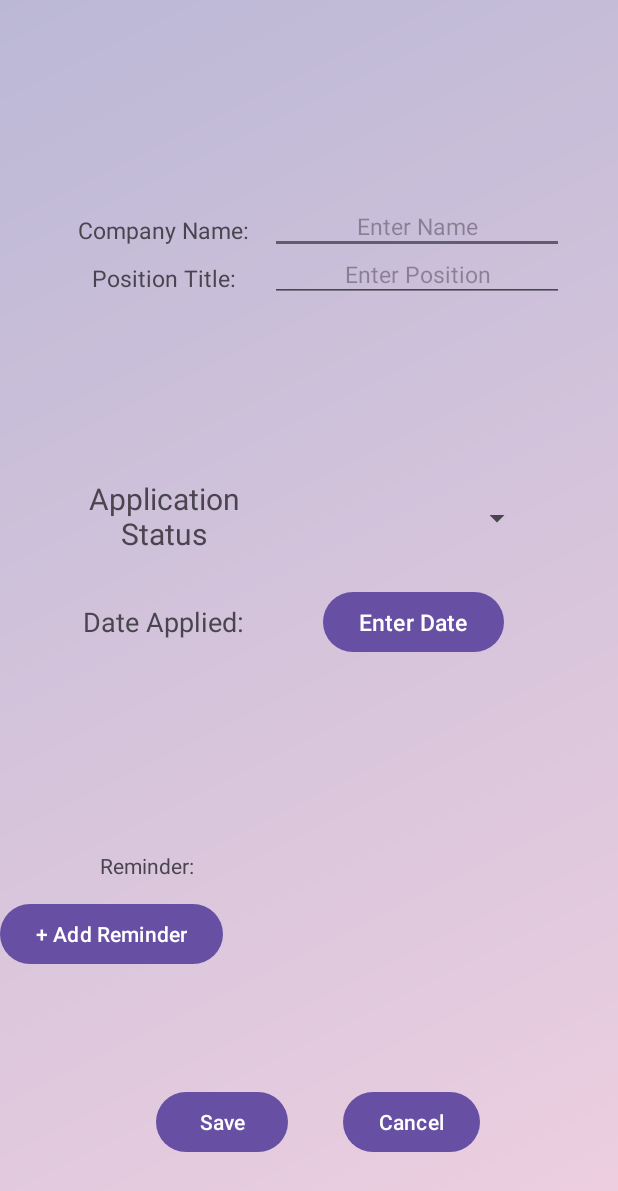
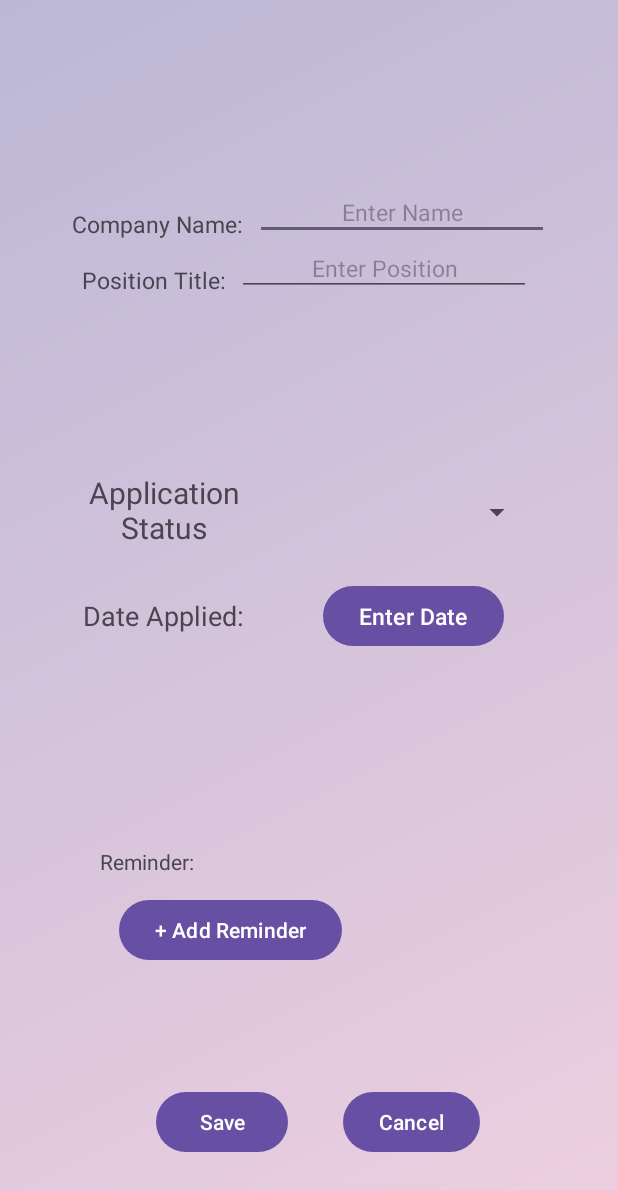
Before and after one commit to leslyVillanueva1020/Project2, an Android app: the NewApplicationActivity screen opened directly, with no data from a screen before it, on a phone screen of 412 x 824 dp. Shown: the top 1191 px of the screen. Run offline under Robolectric (Android 15) with nearby library versions, the phone set to English and light mode, and no system bars.

```diff
--- a/app/src/main/res/layout/activity_new_application.xml
+++ b/app/src/main/res/layout/activity_new_application.xml
@@ -10,8 +10,8 @@
     <!--Company Name Text-->
     <TextView
         android:id="@+id/CompanyNameText"
-        android:layout_width="126dp"
-        android:layout_height="32dp"
+        android:layout_width="wrap_content"
+        android:layout_height="wrap_content"
         android:gravity="center"
         android:text="@string/company_name"
         android:textSize="15dp"
@@ -35,18 +35,21 @@
         app:layout_constraintBottom_toBottomOf="@id/CompanyNameText"
         app:layout_constraintStart_toEndOf="@id/CompanyNameText" />
     <!-- Position text view -->
+    <!-- Position Edit Text -->
+
     <TextView
         android:id="@id/PositionText"
-        android:layout_width="126dp"
-        android:layout_height="32dp"
+        android:layout_width="wrap_content"
+        android:layout_height="wrap_content"
+        android:layout_marginTop="16dp"
         android:gravity="center"
         android:text="Position Title:"
         android:textSize="15dp"
         app:layout_constraintEnd_toEndOf="parent"
-        app:layout_constraintHorizontal_bias="0.161"
+        app:layout_constraintHorizontal_bias="0.171"
         app:layout_constraintStart_toStartOf="parent"
         app:layout_constraintTop_toBottomOf="@id/CompanyNameText" />
-    <!-- Position Edit Text -->
+
     <EditText
         android:id="@+id/PositionEditText"
         android:layout_width="196dp"
@@ -114,15 +117,20 @@
         app:layout_constraintTop_toBottomOf="@id/DateAppliedText"
         app:layout_constraintVertical_bias="0.377" />
 
+    <!-- Save Button -->
+    <!-- Cancel Button-->
+
     <Button
         android:id="@+id/reminderButton"
         android:layout_width="wrap_content"
         android:layout_height="wrap_content"
         android:text="+ Add Reminder"
+        app:layout_constraintBottom_toBottomOf="parent"
+        app:layout_constraintEnd_toEndOf="parent"
+        app:layout_constraintHorizontal_bias="0.302"
+        app:layout_constraintStart_toStartOf="parent"
         app:layout_constraintTop_toBottomOf="@+id/ReminderText"
-        tools:layout_editor_absoluteX="67dp" />
-    <!-- Save Button -->
-    <!-- Cancel Button-->
+        app:layout_constraintVertical_bias="0.0" />
 
     <Button
         android:id="@+id/saveButton"
```
Also changed, not shown: app/src/main/java/com/example/project2/NewApplicationActivity.java (+26 -4 lines).
